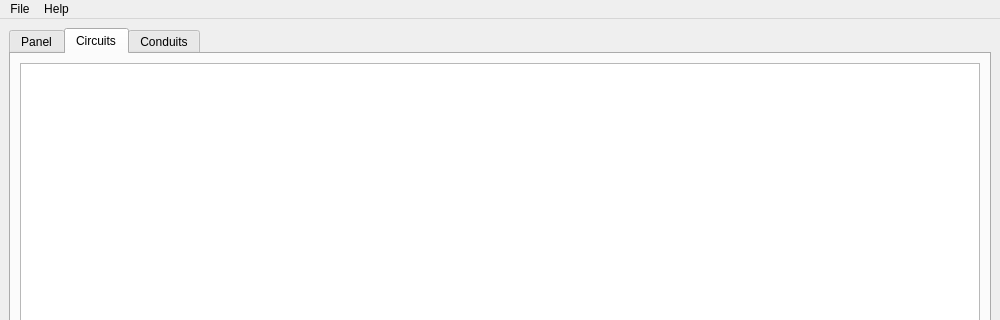
Before: the Qt Designer form src/ui/mainWindow.ui in Marcelotsvaz/nbr-5410-calculator, drawn with Qt 5; both pictures show x 0 to 1000 and y 0 to 320 of the 1000 by 600 pixel window.
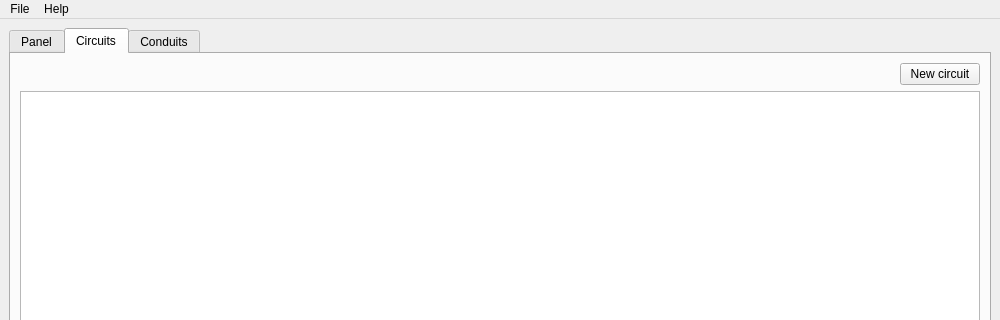
After: the same form once the commit is applied. Icons and pictures are not drawn.

Commit message: Implement new Circuit creation

Patch:
```diff
--- a/src/ui/mainWindow.ui
+++ b/src/ui/mainWindow.ui
@@ -30,8 +30,31 @@
        <attribute name="title">
         <string>Circuits</string>
        </attribute>
-       <layout class="QVBoxLayout" name="verticalLayout_2">
-        <item>
+       <layout class="QGridLayout" name="gridLayout_2">
+        <item row="0" column="1">
+         <widget class="QPushButton" name="newCircuitButton">
+          <property name="text">
+           <string>New circuit</string>
+          </property>
+          <property name="icon">
+           <iconset theme="window-new"/>
+          </property>
+         </widget>
+        </item>
+        <item row="0" column="0">
+         <spacer name="horizontalSpacer">
+          <property name="orientation">
+           <enum>Qt::Horizontal</enum>
+          </property>
+          <property name="sizeHint" stdset="0">
+           <size>
+            <width>40</width>
+            <height>20</height>
+           </size>
+          </property>
+         </spacer>
+        </item>
+        <item row="1" column="0" colspan="2">
          <widget class="QTableView" name="circuitsTableView">
           <property name="alternatingRowColors">
            <bool>true</bool>
```
Left out of the diff: 17 changed lines with no effect on the pictures. The commit also changes 2 other files.
